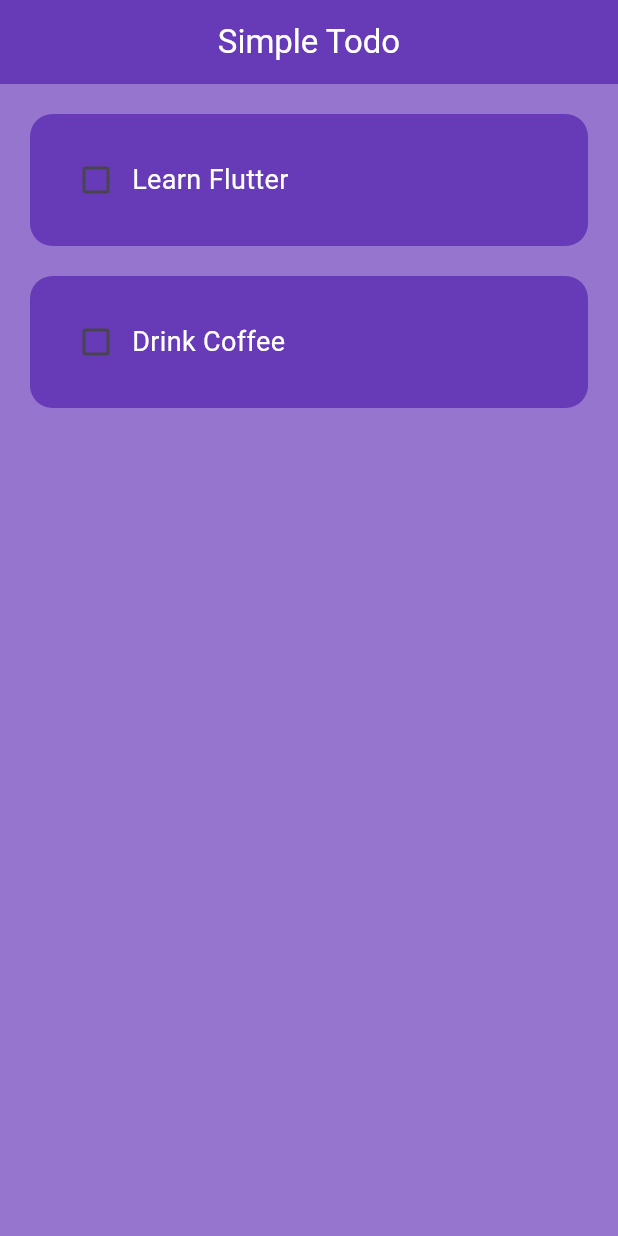
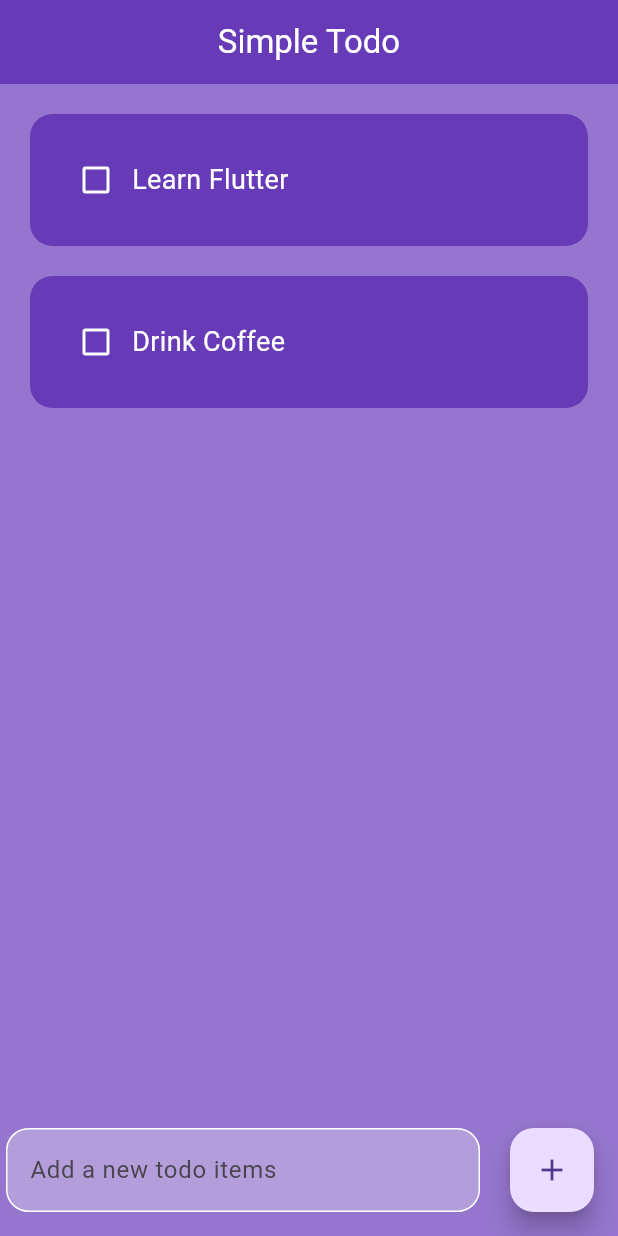
Before and after one commit to sezanmahmud30/flutter_learning, a Flutter app: the screen it shows after launch, on a phone screen of 412 x 824 dp. Run offline on Flutter 3.47's test engine with Material 3 defaults, Android fonts, the phone set to English and light mode, and no system bars.

Commit message:
Todo app Part - 2

```diff
--- a/flutter_todo_app/lib/pages/home_page.dart
+++ b/flutter_todo_app/lib/pages/home_page.dart
@@ -1,6 +1,6 @@
 
 
-import 'package:flutter/cupertino.dart';
+
 import 'package:flutter/material.dart';
 import 'package:flutter_todo_app/utils/todo_list.dart';
 
@@ -12,6 +12,7 @@ class HomePage extends StatefulWidget{
 }
 
 class _HomePageState extends State<HomePage> {
+  final _controller = TextEditingController();
   List todoList = [
     ['Learn Flutter',false],
     ['Drink Coffee',false],
@@ -19,7 +20,16 @@ class _HomePageState extends State<HomePage> {
   ];
 
   void checkBoxChanged(int index){
+    setState(() {
       todoList[index][1] = !todoList[index][1];
+    });
+  }
+
+  void saveNewTask(){
+    setState(() {
+      todoList.add([_controller.text,false]);
+      _controller.clear();
+    });
   }
 
   @override
@@ -40,8 +50,43 @@ class _HomePageState extends State<HomePage> {
           taskCompleted: todoList[index][1],
           onChanged: (value) =>checkBoxChanged(index),
         );
+      }
+      ),
 
-      }),
+      floatingActionButton: Row(
+        children: [
+          Expanded(child: Padding(
+            padding: const EdgeInsets.symmetric(horizontal: 20),
+            child: TextField(
+              controller: _controller,
+              decoration:InputDecoration(
+                hintText: 'Add a new todo items',
+                filled: true,
+                fillColor: Colors.deepPurple.shade200,
+                enabledBorder: OutlineInputBorder(
+                  borderSide: const BorderSide(
+                    color: Colors.white,
+                  ),
+                      borderRadius: BorderRadius.circular(15),
+              ),
+
+              focusedBorder: OutlineInputBorder(
+                  borderSide: const BorderSide(
+                    color: Colors.deepPurple,
+                  ),
+                  borderRadius: BorderRadius.circular(15),
+            ),
+          ),
+       ),
+    ),
+  ),
+
+          FloatingActionButton(
+              onPressed: saveNewTask,
+           child: const Icon(Icons.add),
+          ),
+        ],
+      ),
     );
   }
 }
--- a/flutter_todo_app/lib/utils/todo_list.dart
+++ b/flutter_todo_app/lib/utils/todo_list.dart
@@ -26,12 +26,22 @@ class TodoList extends StatelessWidget {
 
         child: Row(
           children: [
-            Checkbox(value: taskCompleted, onChanged: onChanged,),
+            Checkbox(
+              value: taskCompleted,
+              onChanged: onChanged,
+              checkColor: Colors.black,
+              activeColor: Colors.white,
+              side: BorderSide(color: Colors.white,width: 2),
+
+            ),
             Text(
               taskName,
               style: TextStyle(
                 color: Colors.white,
                 fontSize: 18,
+                decoration:taskCompleted ? TextDecoration.lineThrough : TextDecoration.none,
+                decorationColor: Colors.white,
+                decorationThickness: 2,
               ),
             ),
           ],
```
